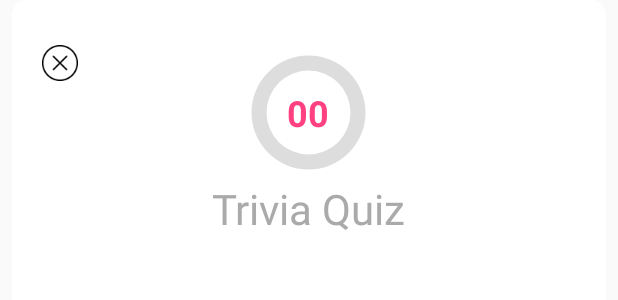
After one commit to AgoraIO-Usecase/Live-Shop, an Android app: the layout quiz_dialog_layout.xml on its own in the app's theme, with its tools: preview values and no code run, on a phone screen of 412 x 824 dp. The commit adds this screen. Shown: the top 300 px of the screen. Run offline under Robolectric (Android 15) with nearby library versions, the phone set to English and light mode, and no system bars.

Commit message:
add function

```diff
--- a/Agora-Live-Shop-Android/app/build.gradle
+++ b/Agora-Live-Shop-Android/app/build.gradle
@@ -28,4 +28,6 @@ dependencies {
     implementation 'com.android.support.constraint:constraint-layout:1.1.3'
     implementation 'com.android.support:recyclerview-v7:26.1.0'
     implementation 'de.hdodenhof:circleimageview:3.0.0'
+    implementation 'com.jakewharton:butterknife:8.8.1'
+    annotationProcessor 'com.jakewharton:butterknife-compiler:8.8.1'
 }
--- /dev/null
+++ b/Agora-Live-Shop-Android/app/src/main/res/layout/quiz_dialog_layout.xml
@@ -0,0 +1,81 @@
+<?xml version="1.0" encoding="utf-8"?>
+<FrameLayout xmlns:android="http://schemas.android.com/apk/res/android"
+    android:layout_width="match_parent"
+    android:layout_height="wrap_content"
+    android:layout_centerInParent="true"
+    android:layout_marginLeft="@dimen/quiz_layout_margin_horizontal"
+    android:layout_marginRight="@dimen/quiz_layout_margin_horizontal">
+
+    <RelativeLayout
+        android:id="@+id/quiz_dialog_panel"
+        android:layout_width="wrap_content"
+        android:layout_height="wrap_content"
+        android:background="@drawable/quiz_dialog_bg"
+        android:paddingTop="@dimen/quiz_layout_padding"
+        android:paddingBottom="@dimen/quiz_layout_padding">
+
+        <ImageView
+            android:id="@+id/quiz_close_btn"
+            android:layout_width="@dimen/quiz_close_size"
+            android:layout_height="@dimen/quiz_close_size"
+            android:layout_alignParentLeft="true"
+            android:layout_alignParentTop="true"
+            android:layout_marginLeft="@dimen/quiz_close_margin"
+            android:src="@mipmap/icon_close" />
+
+        <ProgressBar
+            android:id="@+id/quiz_progress"
+            style="@android:style/Widget.ProgressBar.Horizontal"
+            android:layout_width="90dp"
+            android:layout_height="90dp"
+            android:layout_alignParentTop="true"
+            android:layout_centerHorizontal="true"
+            android:progressDrawable="@drawable/quiz_progress_dialog_ring" />
+
+        <TextView
+            android:id="@+id/quiz_count_text"
+            android:layout_width="90dp"
+            android:layout_height="90dp"
+            android:layout_alignLeft="@id/quiz_progress"
+            android:layout_alignTop="@id/quiz_progress"
+            android:layout_alignParentTop="true"
+            android:layout_centerHorizontal="true"
+            android:gravity="center"
+            android:text="00"
+            android:textAlignment="gravity"
+            android:textColor="@color/colorAccent"
+            android:textSize="24dp"
+            android:textStyle="bold" />
+
+        <TextView
+            android:id="@+id/quiz_title"
+            android:layout_width="wrap_content"
+            android:layout_height="wrap_content"
+            android:layout_below="@id/quiz_progress"
+            android:layout_centerHorizontal="true"
+            android:text="@string/quiz_title"
+            android:textColor="@android:color/darker_gray"
+            android:textSize="28dp" />
+
+        <TextView
+            android:id="@+id/quiz_content"
+            android:layout_width="@dimen/quiz_option_width"
+            android:layout_height="wrap_content"
+            android:layout_below="@id/quiz_title"
+            android:layout_centerHorizontal="true"
+            android:layout_marginTop="@dimen/quiz_content_margin"
+            android:layout_marginBottom="@dimen/quiz_content_margin"
+            android:gravity="center_horizontal"
+            android:textAlignment="gravity"
+            android:textColor="@color/lightBlack"
+            android:textSize="18dp" />
+
+        <LinearLayout
+            android:id="@+id/quiz_options"
+            android:layout_width="match_parent"
+            android:layout_height="wrap_content"
+            android:layout_below="@id/quiz_content"
+            android:layout_marginBottom="@dimen/quiz_content_margin"
+            android:orientation="vertical"></LinearLayout>
+    </RelativeLayout>
+</FrameLayout>
```
Also changed, not shown: Agora-Live-Shop-Android/app/src/main/java/io/agora/liveshop/activities/LiveGameActivity.java (+82 -31 lines), Agora-Live-Shop-Android/app/src/main/res/layout/activity_live_game.xml (+2 -83 lines), 1 other file.
